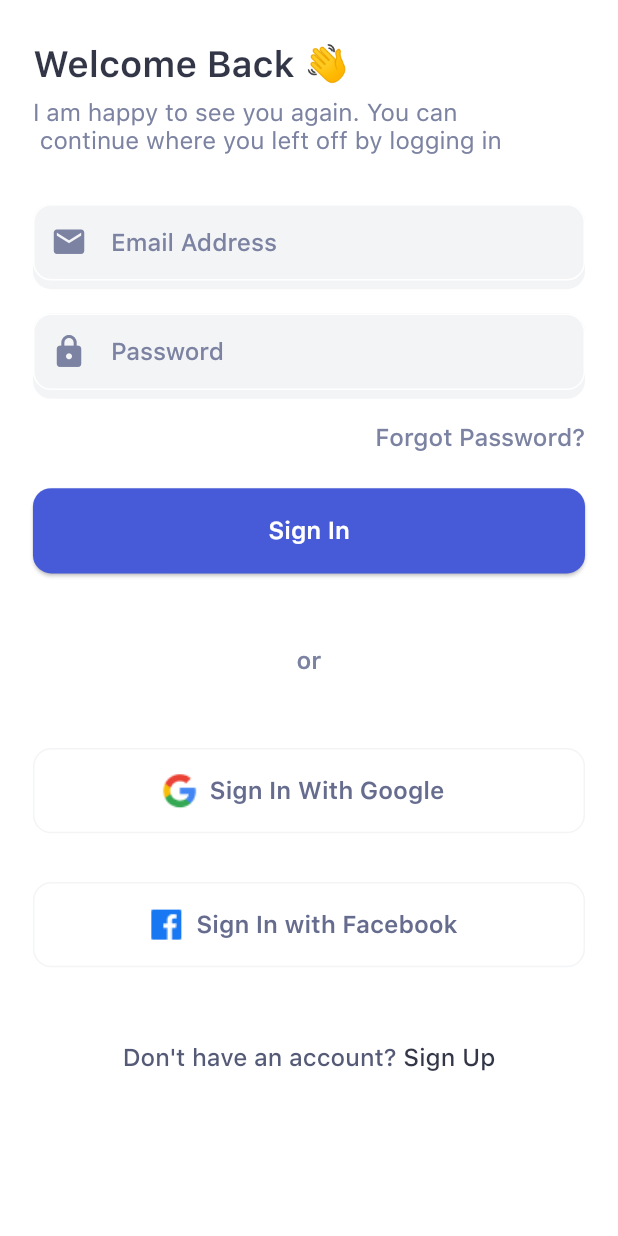
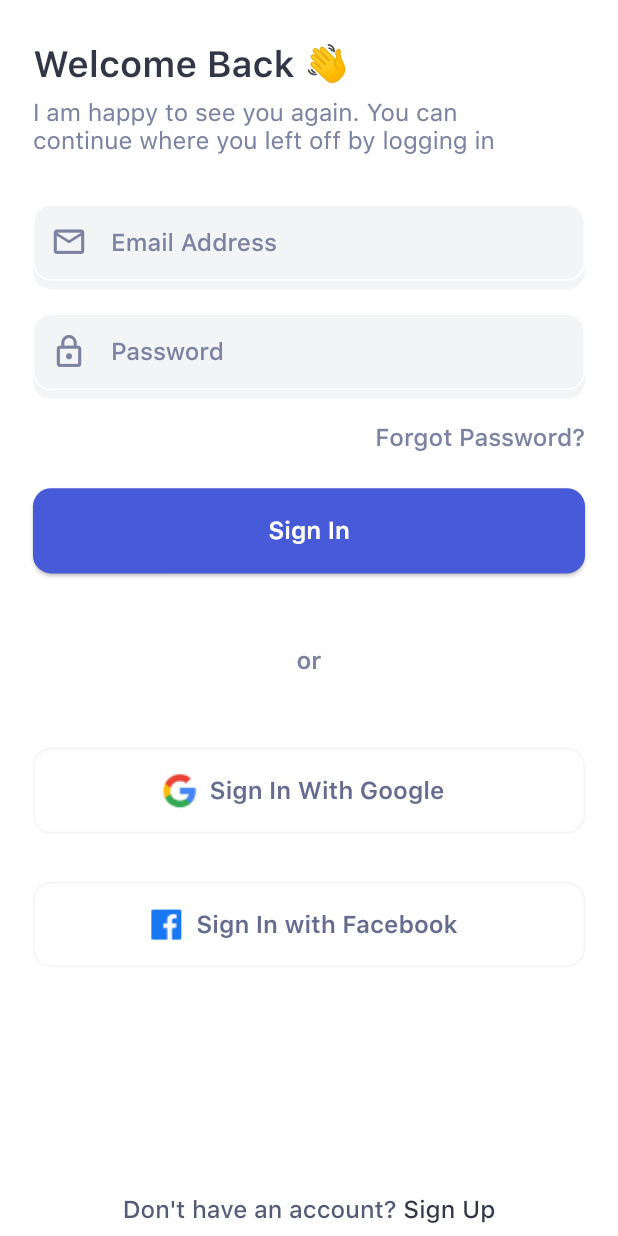
Before and after one commit to Moamen-Abadsa/oldNuntium, a Flutter app: the LoginView screen opened by its route, on a phone screen of 412 x 824 dp. Run offline on Flutter 3.47's test engine with Material 2 defaults, Android fonts, the phone set to English and light mode, and no system bars; our stand-ins replace carousel_slider, dartz, dio, flutter_screenutil, flutter_svg, get and 6 more; accounts and stored records are empty; generated files the repository leaves out were written again.

Commit message:
edit login_controller.dart , login_view.dart , add auth_view  widget , add register_controller.dart , register_view.dart , footer_message.dart , etc

```diff
--- a/lib/config/dependency_injection.dart
+++ b/lib/config/dependency_injection.dart
@@ -9,6 +9,7 @@ import 'package:nuntium/core/network/dio_factory.dart';
 import 'package:nuntium/core/storage/local/appSettingsSharedPreferences.dart';
 import 'package:nuntium/features/auth/data/data_source/remote_login_data_source.dart';
 import 'package:nuntium/features/auth/data/data_source/remote_register_data_source.dart';
+import 'package:nuntium/features/auth/data/repository_impl/login_repository_impl.dart';
 import 'package:nuntium/features/auth/data/repository_impl/register_repository_impl.dart';
 import 'package:nuntium/features/auth/domain/repository/login_repository.dart';
 import 'package:nuntium/features/auth/domain/repository/register_repository.dart';
@@ -100,6 +101,9 @@ initLoginModule() {
   disposeSplash();
   disposeOutBoarding();
   disposeWelcome();
+  // initVerificationModule();
+  // initFcmToken();
+
   if (!GetIt.I.isRegistered<RemoteLoginDataSource>()) {
     instance.registerLazySingleton<RemoteLoginDataSource>(
       () => RemoteLoginDataSourceImplement(
@@ -107,6 +111,25 @@ initLoginModule() {
       ),
     );
   }
+
+  if (!GetIt.I.isRegistered<LoginRepository>()) {
+    instance.registerLazySingleton<LoginRepository>(
+      () => LoginRepositoryImplement(
+        instance(),
+        instance(),
+      ),
+    );
+  }
+
+  if (!GetIt.I.isRegistered<LoginUseCase>()) {
+    instance.registerFactory<LoginUseCase>(
+      () => LoginUseCase(
+        instance<LoginRepository>(),
+      ),
+    );
+  }
+
+  Get.put<LoginController>(LoginController());
 }
 
 disposeLoginModule() {
--- a/lib/core/resorces/manager_icons.dart
+++ b/lib/core/resorces/manager_icons.dart
@@ -1,8 +1,8 @@
 import 'package:flutter/material.dart';
 
 class ManagerIcons {
-  static IconData email = Icons.email;
-  static IconData password = Icons.lock;
+  static IconData email = Icons.email_outlined;
+  static IconData password = Icons.lock_outline;
   static IconData arrow_back_ios = Icons.arrow_back_ios;
   static IconData arrow_back_android = Icons.arrow_back;
   static IconData user = Icons.person_outline;
--- a/lib/core/resorces/manager_strings.dart
+++ b/lib/core/resorces/manager_strings.dart
@@ -9,11 +9,16 @@ class ManagerStrings {
   static const String paragraph =
       "All news in one place, be the\nfirst to know last news";
   static const String welcomeTitle = "Welcome Back 👋";
+  static const String signUpTitle = "Welcome to Nuntium 👋";
+  static const String signUpParagraph =
+      "Hello, I guess you are new around here. You\ncan start using the application after sign up.";
   static const String loginParagraph =
-      "I am happy to see you again. You can \n continue where you left off by logging in";
+      "I am happy to see you again. You can \ncontinue where you left off by logging in";
   static const String google = "Sign In With Google";
   static const String facebook = "Sign In with Facebook";
   static const String signIn = "Sign In";
+  static const String signUp = "Sign Up";
+  static const String signUpFooterMessage = "Already have an account?";
 
 //TODO
 }
--- a/lib/features/auth/presentation/view/login_view.dart
+++ b/lib/features/auth/presentation/view/login_view.dart
@@ -1,26 +1,22 @@
-import 'package:flutter/gestures.dart';
 import 'package:flutter/material.dart';
+import 'package:get/get.dart';
 import 'package:nuntium/core/resorces/manager_colors.dart';
 import 'package:nuntium/core/resorces/manager_fonts.dart';
 import 'package:nuntium/core/resorces/manager_sizes.dart';
 import 'package:nuntium/core/resorces/manager_strings.dart';
 import 'package:nuntium/core/resorces/manager_styles.dart';
+import 'package:nuntium/features/auth/presentation/controller/login_controller.dart';
 import 'package:nuntium/features/auth/presentation/view/widgets/auth_view.dart';
+import 'package:nuntium/features/auth/presentation/view/widgets/footer_message.dart';
+import 'package:nuntium/features/auth/presentation/view/widgets/social_media_btn.dart';
 
-import 'widgets/social_media_btn.dart';
-
-class LoginView extends StatefulWidget {
+class LoginView extends StatelessWidget {
   const LoginView({Key? key}) : super(key: key);
 
   @override
-  State<LoginView> createState() => _LoginViewState();
-}
-
-class _LoginViewState extends State<LoginView> {
-  @override
   Widget build(BuildContext context) {
-    TextEditingController emailController = TextEditingController();
-    TextEditingController passwordController = TextEditingController();
+    return GetBuilder<LoginController>(
+      builder: (controller) {
         return authView(
             title: ManagerStrings.welcomeTitle,
             paragraph: ManagerStrings.loginParagraph,
@@ -29,128 +25,11 @@ class _LoginViewState extends State<LoginView> {
             password: true,
             child: loginWidget(),
             controllers: {
-          'emailController': emailController,
-          'passwordController': passwordController,
+              'emailController': controller.emailController,
+              'passwordController': controller.passwordController,
             });
-    // return Scaffold(
-    //   resizeToAvoidBottomInset: false,
-    //   body: SafeArea(
-    //     child: Padding(
-    //       padding: EdgeInsets.symmetric(horizontal: ManagerWidth.w20),
-    //       child: Column(
-    //         crossAxisAlignment: CrossAxisAlignment.start,
-    //         children: [
-    //           SizedBox(
-    //             height: ManagerHeight.h28,
-    //           ),
-    //           Text(
-    //             ManagerStrings.welcomeParagraph,
-    //             style: getSemiBoldTextStyle(
-    //                 fontSize: ManagerFontSize.s24,
-    //                 color: ManagerColors.blackPrimary),
-    //           ),
-    //           SizedBox(
-    //             height: ManagerHeight.h8,
-    //           ),
-    //           Text(
-    //             ManagerStrings.loginParagraph,
-    //             style: getRegularTextStyle(
-    //                 fontSize: ManagerFontSize.s16,
-    //                 color: ManagerColors.greyPrimary),
-    //           ),
-    //           SizedBox(
-    //             height: ManagerHeight.h32,
-    //           ),
-    //           myTextField(
-    //             controller: emailController,
-    //             icon: Icons.email_outlined,
-    //           ),
-    //           SizedBox(
-    //             height: ManagerHeight.h16,
-    //           ),
-    //           myTextField(
-    //               controller: passwordController,
-    //               icon: Icons.lock,
-    //               hintText: "Password"),
-    //           SizedBox(
-    //             height: ManagerHeight.h16,
-    //           ),
-    //           Row(
-    //             children: [
-    //               Spacer(),
-    //               Text(
-    //                 "Forgot Password?",
-    //                 style: getMediumTextStyle(
-    //                     fontSize: ManagerFontSize.s16,
-    //                     color: ManagerColors.greyPrimary),
-    //               ),
-    //             ],
-    //           ),
-    //           SizedBox(
-    //             height: ManagerHeight.h24,
-    //           ),
-    //           rectButton(
-    //               onPressed: () {
-    //                 Get.offAllNamed(Routes.register);
-    //               },
-    //               text: "Sign In"),
-    //           SizedBox(
-    //             height: ManagerHeight.h48,
-    //           ),
-    //           Center(
-    //             child: Text(
-    //               "or",
-    //               style: getSemiBoldTextStyle(
-    //                   fontSize: ManagerFontSize.s16,
-    //                   color: ManagerColors.greyPrimary),
-    //             ),
-    //           ),
-    //           SizedBox(
-    //             height: ManagerHeight.h48,
-    //           ),
-    //           socialButton(
-    //             onPressed: () {},
-    //             socialMedia: SocialMedia.Google,
-    //           ),
-    //           SizedBox(
-    //             height: ManagerHeight.h32,
-    //           ),
-    //           socialButton(
-    //             onPressed: () {},
-    //             socialMedia: SocialMedia.Facebook,
-    //           ),
-    //           SizedBox(
-    //             height: ManagerHeight.h50,
-    //           ),
-    //           Center(
-    //             child: RichText(
-    //               text: TextSpan(
-    //                 text: "Don't have an account? ",
-    //                 style: getMediumTextStyle(
-    //                   fontSize: ManagerFontSize.s16,
-    //                   color: ManagerColors.blackLighter,
-    //                 ),
-    //                 children: [
-    //                   TextSpan(
-    //                     text: 'Sign Up',
-    //                     style: getMediumTextStyle(
-    //                       fontSize: ManagerFontSize.s16,
-    //                       color: ManagerColors.blackPrimary,
-    //                     ),
-    //                     recognizer: TapGestureRecognizer()
-    //                       ..onTap = () {
-    //                         // Perform action when "Sign Up" is clicked
-    //                       },
-    //                   ),
-    //                 ],
-    //               ),
-    //             ),
-    //           )
-    //         ],
-    //       ),
-    //     ),
-    //   ),
-    // );
+      },
+    );
   }
 
   Column loginWidget() {
@@ -184,30 +63,7 @@ class _LoginViewState extends State<LoginView> {
         SizedBox(
           height: ManagerHeight.h50,
         ),
-        Center(
-          child: RichText(
-            text: TextSpan(
-              text: "Don't have an account? ",
-              style: getMediumTextStyle(
-                fontSize: ManagerFontSize.s16,
-                color: ManagerColors.blackLighter,
-              ),
-              children: [
-                TextSpan(
-                  text: 'Sign Up',
-                  style: getMediumTextStyle(
-                    fontSize: ManagerFontSize.s16,
-                    color: ManagerColors.blackPrimary,
-                  ),
-                  recognizer: TapGestureRecognizer()
-                    ..onTap = () {
-                      // Perform action when "Sign Up" is clicked
-                    },
-                ),
-              ],
-            ),
-          ),
-        )
+        footerMessage(),
       ],
     );
   }
--- a/lib/features/auth/presentation/view/widgets/auth_view.dart
+++ b/lib/features/auth/presentation/view/widgets/auth_view.dart
@@ -112,7 +112,7 @@ Widget authView(
                   Get.offAllNamed(Routes.register);
                 },
                 text: buttonText),
-            child ?? SizedBox()
+            Expanded(child: child ?? const SizedBox())
           ],
         ),
       ),
--- /dev/null
+++ b/lib/features/auth/presentation/view/widgets/footer_message.dart
@@ -0,0 +1,45 @@
+import 'package:flutter/material.dart';
+import 'package:get/get.dart';
+import 'package:nuntium/core/resorces/manager_colors.dart';
+import 'package:nuntium/core/resorces/manager_fonts.dart';
+import 'package:nuntium/core/resorces/manager_sizes.dart';
+import 'package:nuntium/core/resorces/manager_styles.dart';
+import 'package:nuntium/routes/routes.dart';
+
+Widget footerMessage(
+    {String firstMessage = "Don't have an account? ",
+    String secondMessage = "Sign Up",
+    String destination = Routes.register}) {
+  return Expanded(
+    child: Column(
+      mainAxisAlignment: MainAxisAlignment.end,
+      children: [
+        Row(
+          mainAxisAlignment: MainAxisAlignment.center,
+          children: [
+            Text(
+              firstMessage,
+              style: getMediumTextStyle(
+                fontSize: ManagerFontSize.s16,
+                color: ManagerColors.blackLighter,
+              ),
+            ),
+            InkWell(
+              onTap: () => Get.offAllNamed(destination),
+              child: Text(
+                secondMessage,
+                style: getMediumTextStyle(
+                  fontSize: ManagerFontSize.s16,
+                  color: ManagerColors.blackPrimary,
+                ),
+              ),
+            ),
+          ],
+        ),
+        SizedBox(
+          height: ManagerHeight.h8,
+        )
+      ],
+    ),
+  );
+}
--- a/lib/routes/routes.dart
+++ b/lib/routes/routes.dart
@@ -1,9 +1,9 @@
 import 'package:flutter/material.dart';
 import 'package:nuntium/core/resorces/manager_strings.dart';
 import 'package:nuntium/features/auth/presentation/view/login_view.dart';
+import 'package:nuntium/features/auth/presentation/view/register_view.dart';
 import 'package:nuntium/features/home/presentation/view/home_view.dart';
 import 'package:nuntium/features/out_boarding/presentaion/view/out_boarding_view.dart';
-import 'package:nuntium/features/out_boarding/presentaion/view/sign_up_view.dart';
 import 'package:nuntium/features/out_boarding/presentaion/view/welcome_screen.dart';
 import 'package:nuntium/features/splash/presentaion/view/splash_view.dart';
 
@@ -37,7 +37,7 @@ class RouteGenerator {
         initWelcome();
         return MaterialPageRoute(builder: (_) => const WelcomeScreen());
       case Routes.loginView:
-        initRegisterModule();
+        initLoginModule();
         return MaterialPageRoute(builder: (_) => const LoginView());
       case Routes.register:
         initRegisterModule();
```
Also changed, not shown: lib/features/auth/presentation/controller/login_controller.dart (+4 -4 lines), lib/features/auth/presentation/controller/register_controller.dart (+7 -1 lines), lib/features/auth/presentation/view/register_view.dart (added, +37 -0 lines), lib/features/out_boarding/presentaion/view/sign_up_view.dart (deleted, +0 -10 lines). Lines whose indentation alone changed are shown as unchanged.
